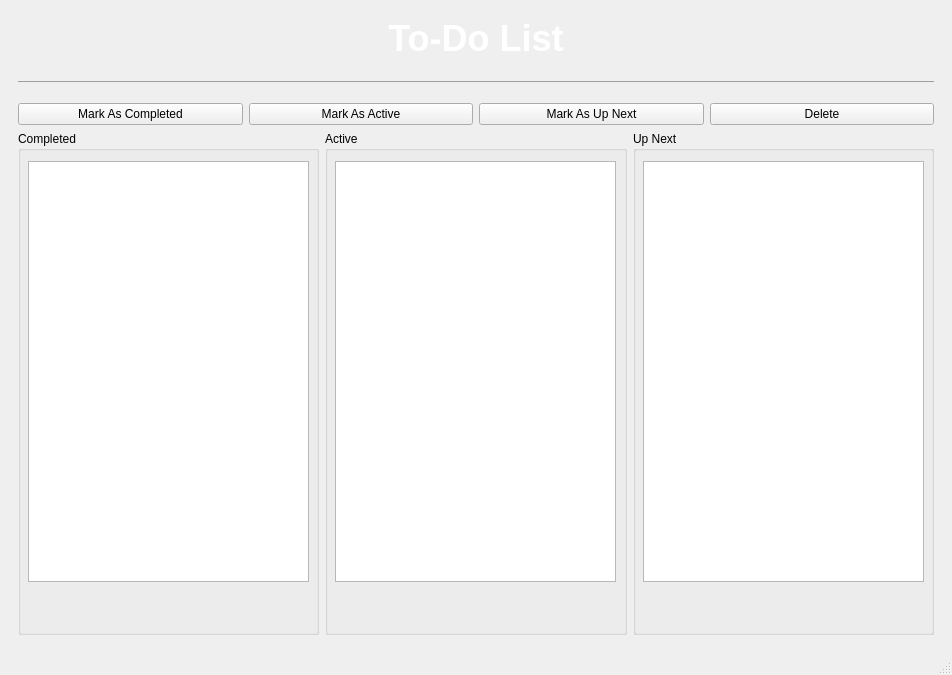
The window that mainwindow.ui (SemProjectGroup/semProject) describes before a commit, drawn with Qt 5.
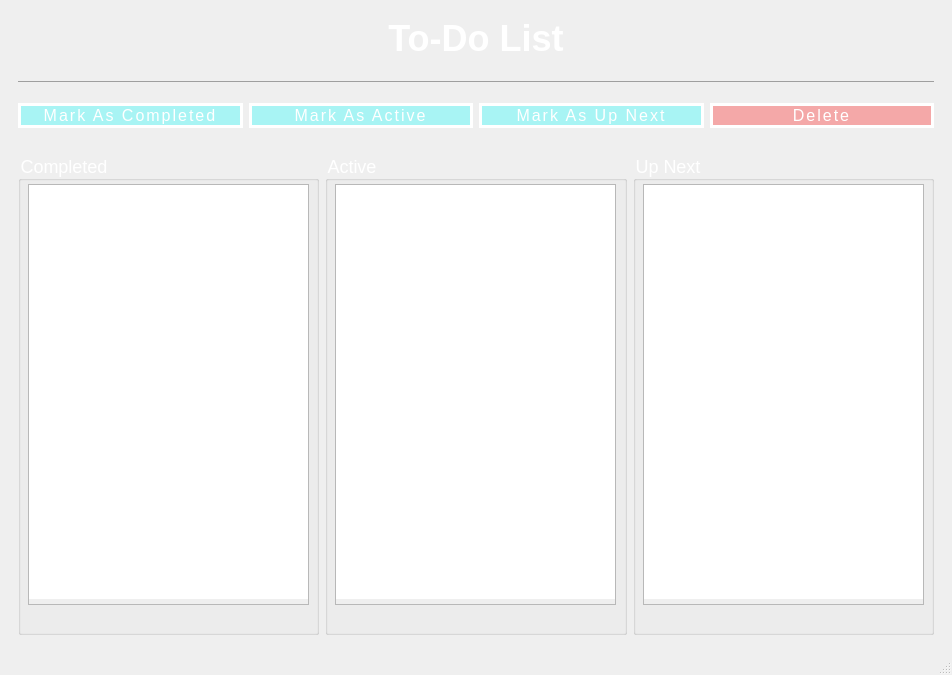
The same window after the commit. The open tabs and pages were chosen to show the change. Icons and pictures are not drawn.

Commit message: Added qml css styling to buttons, and some markup to listwidgetitems

What changed in the file:
```diff
--- a/mainwindow.ui
+++ b/mainwindow.ui
@@ -125,6 +125,25 @@
          <layout class="QHBoxLayout" name="horizontalLayout">
           <item>
            <widget class="QPushButton" name="pushButton_4">
+            <property name="styleSheet">
+             <string notr="true">font-family: &quot;Open Sans&quot;, sans-serif;
+  font-size: 16px;
+  letter-spacing: 2px;
+  text-decoration: none;
+  text-transform: uppercase;
+  color: white;
+  cursor: pointer;
+  border: 3px solid;
+border-radius:15;
+border-color: white;
+background-color:rgba(0,255,255,0.3);
+  padding: 0.25em 0.5em;
+  box-shadow: 1px 1px 0px 0px, 2px 2px 0px 0px, 3px 3px 0px 0px, 4px 4px 0px 0px, 5px 5px 0px 0px;
+  position: relative;
+  user-select: none;
+  -webkit-user-select: none;
+  touch-action: manipulation;</string>
+            </property>
             <property name="text">
              <string>Mark As Completed</string>
             </property>
@@ -138,6 +157,25 @@
               <verstretch>0</verstretch>
              </sizepolicy>
             </property>
+            <property name="styleSheet">
+             <string notr="true">font-family: &quot;Open Sans&quot;, sans-serif;
+  font-size: 16px;
+  letter-spacing: 2px;
+  text-decoration: none;
+  text-transform: uppercase;
+  color: white;
+  cursor: pointer;
+  border: 3px solid;
+border-radius:15;
+border-color: white;
+background-color:rgba(0,255,255,0.3);
+  padding: 0.25em 0.5em;
+  box-shadow: 1px 1px 0px 0px, 2px 2px 0px 0px, 3px 3px 0px 0px, 4px 4px 0px 0px, 5px 5px 0px 0px;
+  position: relative;
+  user-select: none;
+  -webkit-user-select: none;
+  touch-action: manipulation;</string>
+            </property>
             <property name="text">
              <string>Mark As Active</string>
             </property>
@@ -145,6 +183,25 @@
           </item>
           <item>
            <widget class="QPushButton" name="pushButton_5">
+            <property name="styleSheet">
+             <string notr="true">font-family: &quot;Open Sans&quot;, sans-serif;
+  font-size: 16px;
+  letter-spacing: 2px;
+  text-decoration: none;
+  text-transform: uppercase;
+  color: white;
+  cursor: pointer;
+  border: 3px solid;
+border-radius:15;
+border-color: white;
+background-color:rgba(0,255,255,0.3);
+  padding: 0.25em 0.5em;
+  box-shadow: 1px 1px 0px 0px, 2px 2px 0px 0px, 3px 3px 0px 0px, 4px 4px 0px 0px, 5px 5px 0px 0px;
+  position: relative;
+  user-select: none;
+  -webkit-user-select: none;
+  touch-action: manipulation;</string>
+            </property>
             <property name="text">
              <string>Mark As Up Next</string>
             </property>
@@ -158,6 +215,25 @@
               <verstretch>0</verstretch>
              </sizepolicy>
             </property>
+            <property name="styleSheet">
+             <string notr="true">font-family: &quot;Open Sans&quot;, sans-serif;
+  font-size: 16px;
+  letter-spacing: 2px;
+  text-decoration: none;
+  text-transform: uppercase;
+  color: white;
+  cursor: pointer;
+  border: 3px solid;
+border-radius:15;
+border-color: white;
+background-color:rgba(255,0,0,0.3);
+  padding: 0.25em 0.5em;
+  box-shadow: 1px 1px 0px 0px, 2px 2px 0px 0px, 3px 3px 0px 0px, 4px 4px 0px 0px, 5px 5px 0px 0px;
+  position: relative;
+  user-select: none;
+  -webkit-user-select: none;
+  touch-action: manipulation;</string>
+            </property>
             <property name="text">
              <string>Delete</string>
             </property>
@@ -165,6 +241,19 @@
           </item>
          </layout>
         </item>
+        <item>
+         <spacer name="horizontalSpacer">
+          <property name="orientation">
+           <enum>Qt::Orientation::Horizontal</enum>
+          </property>
+          <property name="sizeHint" stdset="0">
+           <size>
+            <width>40</width>
+            <height>20</height>
+           </size>
+          </property>
+         </spacer>
+        </item>
         <item>
          <layout class="QGridLayout" name="gridLayout">
           <item row="0" column="1">
@@ -176,7 +265,16 @@
              </sizepolicy>
             </property>
             <property name="styleSheet">
-             <string notr="true"/>
+             <string notr="true"> position: relative;
+  padding: 0;
+  margin: 0;
+  font-family: &quot;Raleway&quot;, sans-serif;
+  font-weight: 300;
+  font-size: 18px;
+  color: white;
+ text-align: center;
+  text-transform: uppercase;
+  padding-bottom: 5px;</string>
             </property>
             <property name="title">
              <string>Active</string>
@@ -190,6 +288,18 @@
                <height>421</height>
               </rect>
              </property>
+             <property name="styleSheet">
+              <string notr="true"> position: relative;
+  padding: 0;
+  margin: 0;
+  font-family: &quot;Raleway&quot;, sans-serif;
+  font-weight: 300;
+  font-size: 12px;
+  color: white;
+ text-align: center;
+
+  padding-bottom: 5px;</string>
+             </property>
             </widget>
            </widget>
           </item>
@@ -201,6 +311,18 @@
               <verstretch>0</verstretch>
              </sizepolicy>
             </property>
+            <property name="styleSheet">
+             <string notr="true"> position: relative;
+  padding: 0;
+  margin: 0;
+  font-family: &quot;Raleway&quot;, sans-serif;
+  font-weight: 300;
+  font-size: 18px;
+  color: white;
+ text-align: center;
+  text-transform: uppercase;
+  padding-bottom: 5px;</string>
+            </property>
             <property name="title">
              <string>Up Next</string>
             </property>
@@ -213,6 +335,18 @@
                <height>421</height>
               </rect>
              </property>
+             <property name="styleSheet">
+              <string notr="true"> position: relative;
+  padding: 0;
+  margin: 0;
+  font-family: &quot;Raleway&quot;, sans-serif;
+  font-weight: 300;
+  font-size: 12px;
+  color: white;
+ text-align: center;
+
+  padding-bottom: 5px;</string>
+             </property>
             </widget>
            </widget>
           </item>
@@ -225,7 +359,16 @@
              </sizepolicy>
             </property>
             <property name="styleSheet">
-             <string notr="true"/>
+             <string notr="true"> position: relative;
+  padding: 0;
+  margin: 0;
+  font-family: &quot;Raleway&quot;, sans-serif;
+  font-weight: 300;
+  font-size: 18px;
+  color: white;
+ text-align: center;
+  text-transform: uppercase;
+  padding-bottom: 5px;</string>
             </property>
             <property name="title">
              <string>Completed</string>
@@ -240,7 +383,16 @@
               </rect>
              </property>
              <property name="styleSheet">
-              <string notr="true">text-wrap:wrap;</string>
+              <string notr="true"> position: relative;
+  padding: 0;
+  margin: 0;
+  font-family: &quot;Raleway&quot;, sans-serif;
+  font-weight: 300;
+  font-size: 12px;
+  color: white;
+ text-align: center;
+
+  padding-bottom: 5px;</string>
              </property>
             </widget>
            </widget>
```
Left out of the diff: 2 changed lines with no effect on the pictures. The commit also changes 2 other files.
